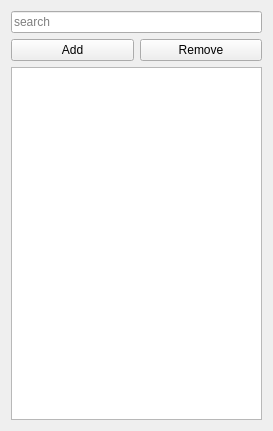
The window that ui/a2widget/a2item_editor.ui (ewerybody/a2) describes before a commit, drawn with Qt 5.
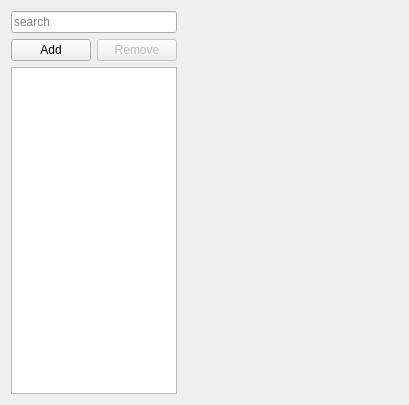
The same window after the commit.

Commit message: item_editor now correctly enables/disables config_layout

```diff
--- a/ui/a2widget/a2item_editor.ui
+++ b/ui/a2widget/a2item_editor.ui
@@ -6,14 +6,14 @@
    <rect>
     <x>0</x>
     <y>0</y>
-    <width>273</width>
-    <height>431</height>
+    <width>409</width>
+    <height>405</height>
    </rect>
   </property>
   <property name="windowTitle">
    <string>Form</string>
   </property>
-  <layout class="QHBoxLayout" name="item_editor_layout" stretch="1">
+  <layout class="QHBoxLayout" name="item_editor_layout" stretch="1,3">
    <item>
     <layout class="QVBoxLayout" name="verticalLayout">
      <item>
@@ -34,6 +34,9 @@
        </item>
        <item>
         <widget class="QPushButton" name="del_entry_button">
+         <property name="enabled">
+          <bool>false</bool>
+         </property>
          <property name="text">
           <string>Remove</string>
          </property>
@@ -47,7 +50,12 @@
     </layout>
    </item>
    <item>
-    <layout class="QFormLayout" name="config_layout"/>
+    <widget class="QWidget" name="config_widget" native="true">
+     <property name="enabled">
+      <bool>false</bool>
+     </property>
+     <layout class="QVBoxLayout" name="config_layout"/>
+    </widget>
    </item>
   </layout>
  </widget>
```
The commit also changes 2 other files.
